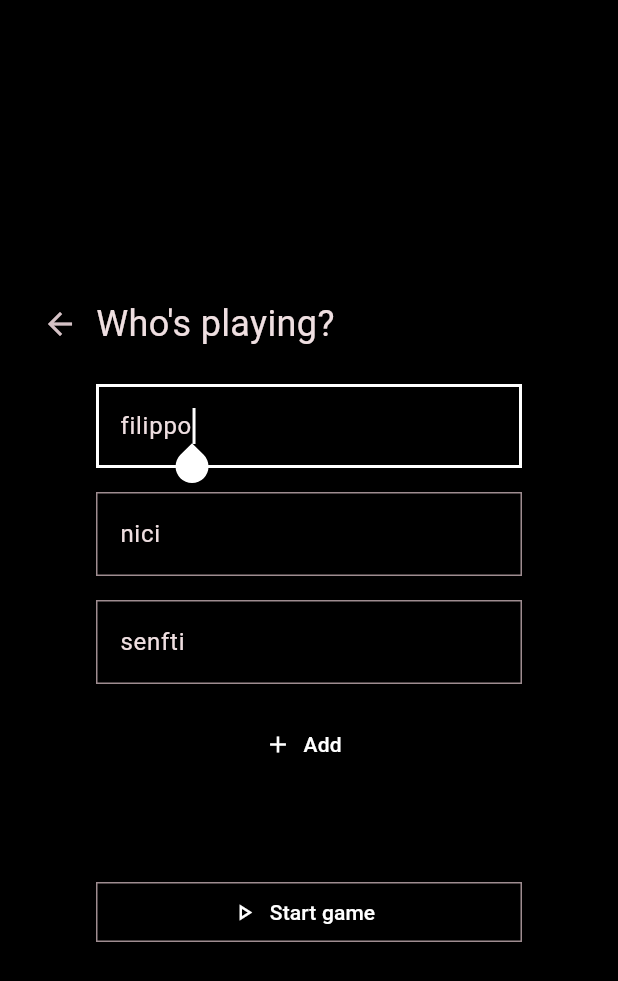
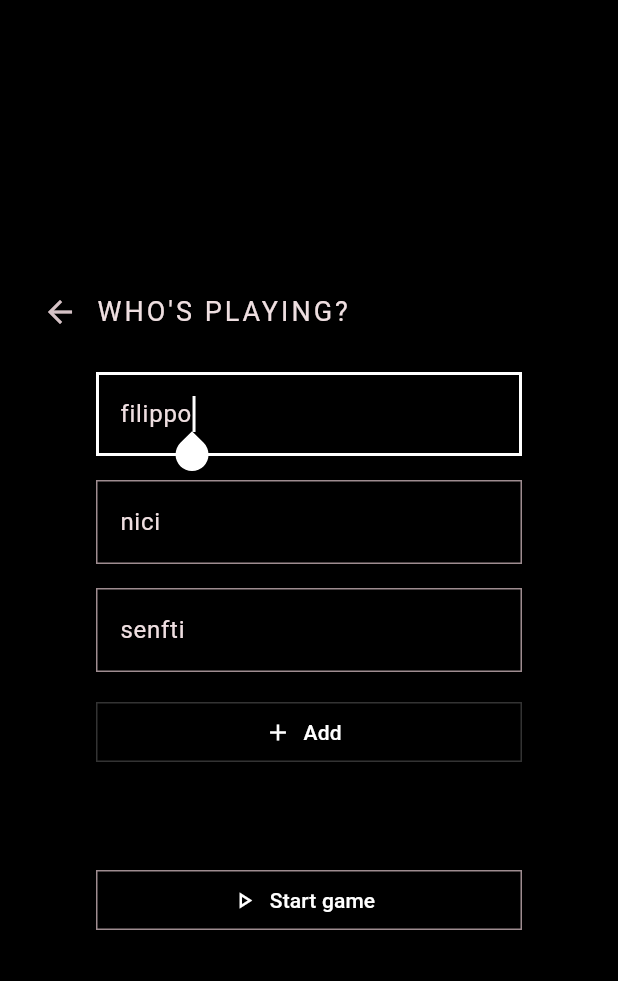
Before and after one commit to filippo-orru/sorcerers-app, a Flutter app: the screen it shows after launch, after a tap on "Play on this device", on a phone screen of 412 x 824 dp. Shown: the top 981 px of the screen. Run offline on Flutter 3.47's test engine with Material 3 defaults, Android fonts, the phone set to English and light mode, and no system bars; our stand-ins replace shared_preferences; missing offline and left inert: sorcerers_core; network calls fail.

Commit message:
Improve app load and menu

```diff
--- a/lib/constants.dart
+++ b/lib/constants.dart
@@ -4,4 +4,4 @@ const bool useLocal = true && kDebugMode;
 
 const String protocol = useLocal ? "https" : "http";
 const String wsProtocol = useLocal ? "ws" : "wss";
-const String host = useLocal ? "localhost:7707" : "sorcerers.filippo-orru.com";
+const String host = useLocal ? "192.168.0.230:7707" : "sorcerers.filippo-orru.com";
--- a/lib/main.dart
+++ b/lib/main.dart
@@ -9,7 +9,38 @@ SharedPreferences? _globalPrefs;
 SharedPreferences get globalPrefs => _globalPrefs!;
 
 void main() {
-  runApp(SorcerersApp());
+  runApp(AppLoader());
+}
+
+class AppLoader extends StatefulWidget {
+  const AppLoader({super.key});
+
+  @override
+  State<AppLoader> createState() => _AppLoaderState();
+}
+
+class _AppLoaderState extends State<AppLoader> {
+  @override
+  void initState() {
+    super.initState();
+    SharedPreferences.getInstance().then((prefs) {
+      setState(() => _globalPrefs = prefs);
+    });
+  }
+
+  @override
+  Widget build(BuildContext context) {
+    return AnimatedSwitcher(
+      duration: Duration(milliseconds: 100),
+      child: _globalPrefs == null
+          ? Container(
+              color: Theme.of(context).colorScheme.surface,
+              height: double.infinity,
+              width: double.infinity,
+            )
+          : SorcerersApp(),
+    );
+  }
 }
 
 class SorcerersApp extends StatefulWidget {
@@ -32,11 +63,7 @@ class _SorcerersAppState extends State<SorcerersApp> {
 
   @override
   Widget build(BuildContext context) {
-    return AnimatedSwitcher(
-      duration: Duration(milliseconds: 100),
-      child: _globalPrefs == null
-          ? const SizedBox()
-          : ChangeNotifierProvider<OnlinePlayProvider>.value(
+    return ChangeNotifierProvider<OnlinePlayProvider>.value(
       value: onlineProvider,
       child: MaterialApp(
         title: 'Sorcerers',
@@ -53,14 +80,14 @@ class _SorcerersAppState extends State<SorcerersApp> {
           ),
           filledButtonTheme: FilledButtonThemeData(
             style: ButtonStyle(
-                      shape: WidgetStateProperty.all(
-                          RoundedRectangleBorder(borderRadius: BorderRadius.zero)),
+              shape:
+                  WidgetStateProperty.all(RoundedRectangleBorder(borderRadius: BorderRadius.zero)),
             ),
           ),
           outlinedButtonTheme: OutlinedButtonThemeData(
             style: ButtonStyle(
-                      shape: WidgetStateProperty.all(
-                          RoundedRectangleBorder(borderRadius: BorderRadius.zero)),
+              shape:
+                  WidgetStateProperty.all(RoundedRectangleBorder(borderRadius: BorderRadius.zero)),
             ),
           ),
           inputDecorationTheme: InputDecorationTheme(
@@ -74,7 +101,6 @@ class _SorcerersAppState extends State<SorcerersApp> {
           useMaterial3: true,
         ),
         home: const HomeScreen(),
-              ),
       ),
     );
   }
--- a/lib/ui/online/play_online.dart
+++ b/lib/ui/online/play_online.dart
@@ -166,7 +166,6 @@ class _LobbySelectionScreenState extends State<LobbySelectionScreen> {
   MenuWithBack _lobbyList() {
     return MenuWithBack(
       title: "Select a lobby",
-      onBack: (ctx) => widget.adapter.leaveLobby(),
       children: [
         if (widget.lobbyState.lobbies.isNotEmpty) ...[
           for (final lobby in widget.lobbyState.lobbies) ...[
@@ -360,7 +359,7 @@ class InLobbyScreen extends StatelessWidget {
           Text(lobbyState.message!),
         ],
         OutlinedButton.icon(
-          onPressed: null,
+          onPressed: () {},
           style: stealthBorder,
           icon: Padding(
             padding: const EdgeInsets.symmetric(vertical: 4),
@@ -370,10 +369,13 @@ class InLobbyScreen extends StatelessWidget {
           ),
           label: Row(
             children: [
-              Text("'${lobbyState.lobbyName}' lobby"),
+              Text("Lobby '${lobbyState.lobbyName}'"),
             ],
           ),
         ),
+        const SizedBox(height: 24),
+        const Text("Players"),
+        const SizedBox(height: 8),
         for (final player in lobbyState.players) ...{
           OutlinedButton.icon(
             onPressed: () {
@@ -398,6 +400,18 @@ class InLobbyScreen extends StatelessWidget {
           ),
           const SizedBox(height: 8),
         },
+        const Spacer(),
+        if (lobbyHasMinNumberOfPlayers) ...[
+          const SizedBox(height: 16),
+          FilledOrOutlinedButton(
+            filled: !ready,
+            onPressed: () {
+              adapter.readyToPlay(!ready);
+            },
+            icon: Icon(Icons.check_sharp),
+            label: Text(ready ? "You are ready..." : "Ready to play?"),
+          ),
+        ],
         FilledOrOutlinedButton(
           filled: !lobbyHasMinNumberOfPlayers,
           onPressed: () {
@@ -410,17 +424,6 @@ class InLobbyScreen extends StatelessWidget {
           ),
           label: Text("Invite others"),
         ),
-        if (lobbyHasMinNumberOfPlayers) ...[
-          const SizedBox(height: 16),
-          FilledOrOutlinedButton(
-            filled: !ready,
-            onPressed: () {
-              adapter.readyToPlay(!ready);
-            },
-            icon: Icon(Icons.check_sharp),
-            label: Text(ready ? "You are ready..." : "Ready to play?"),
-          ),
-        ],
         const SizedBox(height: 24),
         OutlinedButton(
           style: stealthBorder,
@@ -479,7 +482,7 @@ class FilledOrOutlinedButton extends StatelessWidget {
 final ButtonStyle stealthBorder = ButtonStyle(
   side: WidgetStateBorderSide.resolveWith((states) {
     if (states.isEmpty) {
-      return BorderSide(color: Colors.white.withOpacity(0));
+      return BorderSide(color: Colors.white.withOpacity(0.2));
     } else {
       return null;
     }
--- a/lib/ui/widget_utils.dart
+++ b/lib/ui/widget_utils.dart
@@ -8,10 +8,12 @@ class MaxWidth extends StatelessWidget {
 
   @override
   Widget build(BuildContext context) {
-    return Center(
+    return SafeArea(
       child: ConstrainedBox(
         constraints: BoxConstraints(maxWidth: maxWidth),
-        child: child,
+        child: Center(
+          child: child,
+        ),
       ),
     );
   }
@@ -43,6 +45,7 @@ class MenuWithBack extends StatelessWidget {
             child: Padding(
               padding: const EdgeInsets.all(16),
               child: Column(
+                mainAxisSize: MainAxisSize.max,
                 mainAxisAlignment: MainAxisAlignment.center,
                 crossAxisAlignment: CrossAxisAlignment.stretch,
                 children: <Widget>[
@@ -60,18 +63,24 @@ class MenuWithBack extends StatelessWidget {
                         ),
                       ),
                       Text(
-                        title,
-                        style: TextStyle(fontSize: 24),
+                        title.toUpperCase(),
+                        style: TextStyle(
+                          fontSize: 18,
+                          letterSpacing: 2,
+                        ),
                       ),
                     ],
                   ),
-                  const SizedBox(height: 16),
-                  Padding(
-                    padding: EdgeInsets.symmetric(horizontal: 48),
-                    child: Column(
-                      mainAxisAlignment: MainAxisAlignment.center,
-                      crossAxisAlignment: CrossAxisAlignment.stretch,
-                      children: children,
+                  Flexible(
+                    fit: FlexFit.loose,
+                    child: Padding(
+                      padding: EdgeInsets.symmetric(horizontal: 48, vertical: 16),
+                      child: Column(
+                        mainAxisSize: MainAxisSize.min,
+                        mainAxisAlignment: MainAxisAlignment.center,
+                        crossAxisAlignment: CrossAxisAlignment.stretch,
+                        children: children,
+                      ),
                     ),
                   ),
                 ],
```
Lines whose indentation alone changed are shown as unchanged.
